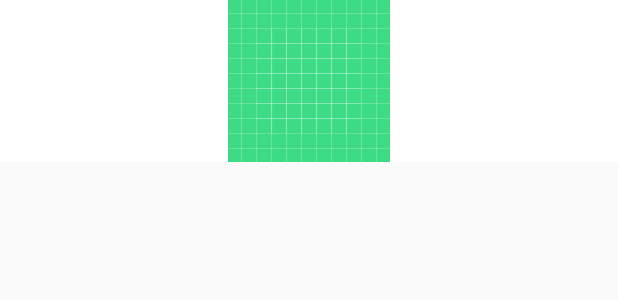
After one commit to MKamranKhan78/QtheMusicc, an Android app: the layout item_example.xml on its own in the app's theme, with its tools: preview values and no code run, on a phone screen of 412 x 824 dp. The commit adds this screen. Shown: the top 300 px of the screen. Run offline under Robolectric (Android 15) with nearby library versions, the phone set to English and light mode, and no system bars.

Commit message:
chang log as following 1) add update code for full screen and add support for previous version code 2) fix status bar color change code and add support for previous version 3) fix no internet snack bar issue 4) add support for view onclick in recycler view item callback in recycler view adopter 5) update target sdk version to 30 6) update gradle to latest one

```diff
--- a/app/src/main/AndroidManifest.xml
+++ b/app/src/main/AndroidManifest.xml
@@ -2,6 +2,10 @@
 <manifest xmlns:android="http://schemas.android.com/apk/res/android"
     xmlns:tools="http://schemas.android.com/tools"
     package="com.techswivel.baseproject">
+
+    <uses-permission android:name="android.permission.ACCESS_WIFI_STATE" />
+    <uses-permission android:name="android.permission.ACCESS_NETWORK_STATE" />
+    <uses-permission android:name="android.permission.INTERNET" />
 
     <application
         android:name=".application.BaseProjectApplication"
--- a/app/src/main/java/com/techswivel/baseproject/data/adapter/BaseAdapter.kt
+++ b/app/src/main/java/com/techswivel/baseproject/data/adapter/BaseAdapter.kt
@@ -6,8 +6,9 @@ import android.view.ViewGroup
 import androidx.databinding.DataBindingUtil
 import androidx.databinding.ViewDataBinding
 import androidx.recyclerview.widget.RecyclerView
+import com.techswivel.baseproject.data.interfaces.AdapterOnClick
 
-abstract class BaseAdapter : RecyclerView.Adapter<BaseViewHolder>() {
+abstract class BaseAdapter : RecyclerView.Adapter<BaseViewHolder>(), AdapterOnClick {
 
     private var isOnClickEnable: Boolean = true
 
@@ -24,7 +25,7 @@ abstract class BaseAdapter : RecyclerView.Adapter<BaseViewHolder>() {
 
     override fun onBindViewHolder(holder: BaseViewHolder, position: Int) {
         val obj = getObjForPosition(position)
-        holder.bind(obj)
+        holder.bind(obj, this)
         holder.itemView.tag = obj
         if (isOnClickEnable) {
             holder.itemView.setOnClickListener { itemOnClick(holder.itemView.tag, position) }
--- a/app/src/main/java/com/techswivel/baseproject/data/adapter/BaseViewHolder.kt
+++ b/app/src/main/java/com/techswivel/baseproject/data/adapter/BaseViewHolder.kt
@@ -2,12 +2,14 @@ package com.techswivel.baseproject.data.adapter
 
 import androidx.databinding.ViewDataBinding
 import androidx.recyclerview.widget.RecyclerView
+import com.techswivel.baseproject.data.interfaces.AdapterOnClick
 
 class BaseViewHolder(private val mBinding: ViewDataBinding) :
     RecyclerView.ViewHolder(mBinding.root) {
 
-    fun bind(obj: Any?) {
+    fun bind(obj: Any?, callBack: AdapterOnClick) {
 //        mBinding.setVariable(BR.obj, obj)
+//        mBinding.setVariable(BR.click, callBack)
 //        mBinding.setVariable(BR.position, layoutPosition)
         mBinding.executePendingBindings()
     }
--- a/app/src/main/java/com/techswivel/baseproject/data/adapter/RecyclerViewAdapter.kt
+++ b/app/src/main/java/com/techswivel/baseproject/data/adapter/RecyclerViewAdapter.kt
@@ -35,6 +35,10 @@ class RecyclerViewAdapter(
             }
         }
 
+    }
+
+    override fun onViewClick(view: View) {
+        TODO("implement view on click")
     }
 
     override fun getLayoutIdForPosition(position: Int): Int {
--- /dev/null
+++ b/app/src/main/java/com/techswivel/baseproject/data/interfaces/AdapterOnClick.kt
@@ -0,0 +1,7 @@
+package com.techswivel.baseproject.data.interfaces
+
+import android.view.View
+
+interface AdapterOnClick {
+    fun onViewClick(view: View)
+}
--- a/app/src/main/java/com/techswivel/baseproject/googleMapHelper/MarkerAnimation.kt
+++ b/app/src/main/java/com/techswivel/baseproject/googleMapHelper/MarkerAnimation.kt
@@ -2,6 +2,7 @@
 
 
 import android.os.Handler
+import android.os.Looper
 import android.os.SystemClock
 import android.view.animation.AccelerateDecelerateInterpolator
 
@@ -15,7 +16,7 @@
         latLngInterpolator: LatLngInterpolator
     ) {
         val startPosition = marker.position
-        val handler = Handler()
+        val handler = Handler(Looper.getMainLooper())
         val start = SystemClock.uptimeMillis()
         val interpolator = AccelerateDecelerateInterpolator()
         val durationInMs = 1000f
--- a/app/src/main/java/com/techswivel/baseproject/utils/ImagePicker.kt
+++ b/app/src/main/java/com/techswivel/baseproject/utils/ImagePicker.kt
@@ -437,7 +437,7 @@ object ImagePicker {
      */
     fun decodeBitmap(context: Context, theUri: Uri): Bitmap? {
         var outputBitmap: Bitmap? = null
-        var fileDescriptor: AssetFileDescriptor? = null
+        val fileDescriptor: AssetFileDescriptor?
 
         try {
             fileDescriptor = context.contentResolver.openAssetFileDescriptor(theUri, "r")
--- a/app/src/main/java/com/techswivel/baseproject/utils/Utilities.kt
+++ b/app/src/main/java/com/techswivel/baseproject/utils/Utilities.kt
@@ -18,7 +18,7 @@ object Utilities {
 
     // ignore enter First space on edittext
     fun ignoreFirstWhiteSpace(): InputFilter {
-        return InputFilter { source, start, end, dest, dstart, dend ->
+        return InputFilter { source, start, end, _, dstart, _ ->
             for (i in start until end) {
                 if (Character.isWhitespace(source[i])) {
                     if (dstart == 0)
@@ -38,11 +38,11 @@ object Utilities {
     fun closeKeyboard(activity: Activity) {
         val imm = activity.getSystemService(Activity.INPUT_METHOD_SERVICE) as InputMethodManager
         //Find the currently focused view, so we can grab the correct window token from it.
-        var view = activity.getCurrentFocus()
+        var view = activity.currentFocus
         //If no view currently has focus, create a new one, just so we can grab a window token from it
         if (view == null) {
             view = View(activity)
         }
-        imm.hideSoftInputFromWindow(view!!.getWindowToken(), 0)
+        imm.hideSoftInputFromWindow(view.windowToken, 0)
     }
 }
--- /dev/null
+++ b/app/src/main/res/layout/item_example.xml
@@ -0,0 +1,26 @@
+<?xml version="1.0" encoding="utf-8"?>
+<layout xmlns:android="http://schemas.android.com/apk/res/android">
+
+    <data>
+
+        <variable
+            name="click"
+            type="com.techswivel.baseproject.data.interfaces.AdapterOnClick" />
+    </data>
+
+    <androidx.constraintlayout.widget.ConstraintLayout
+        android:layout_width="match_parent"
+        android:layout_height="wrap_content"
+        android:background="@android:color/white">
+
+        <androidx.appcompat.widget.AppCompatImageView
+            android:id="@+id/btnDelete"
+            android:layout_width="match_parent"
+            android:layout_height="match_parent"
+            android:layout_gravity="center"
+            android:onClick="@{click.onViewClick}"
+            android:src="@drawable/ic_launcher_background" />
+
+    </androidx.constraintlayout.widget.ConstraintLayout>
+
+</layout>
```
Also changed, not shown: app/build.gradle (+9 -9 lines), app/src/main/java/com/techswivel/baseproject/constant/Constants.kt (+4 -4 lines), app/src/main/java/com/techswivel/baseproject/services/LocationManager.kt (+3 -10 lines), app/src/main/java/com/techswivel/baseproject/services/NetworkChangeReceiver.kt (renamed from app/src/main/java/com/techswivel/baseproject/services/NetworckChangeReceiver.kt, +5 -4 lines), app/src/main/java/com/techswivel/baseproject/ui/activities/splashActivity/SplashActivity.kt (+18 -8 lines), app/src/main/java/com/techswivel/baseproject/ui/base/BaseActivity.kt (+19 -12 lines).
